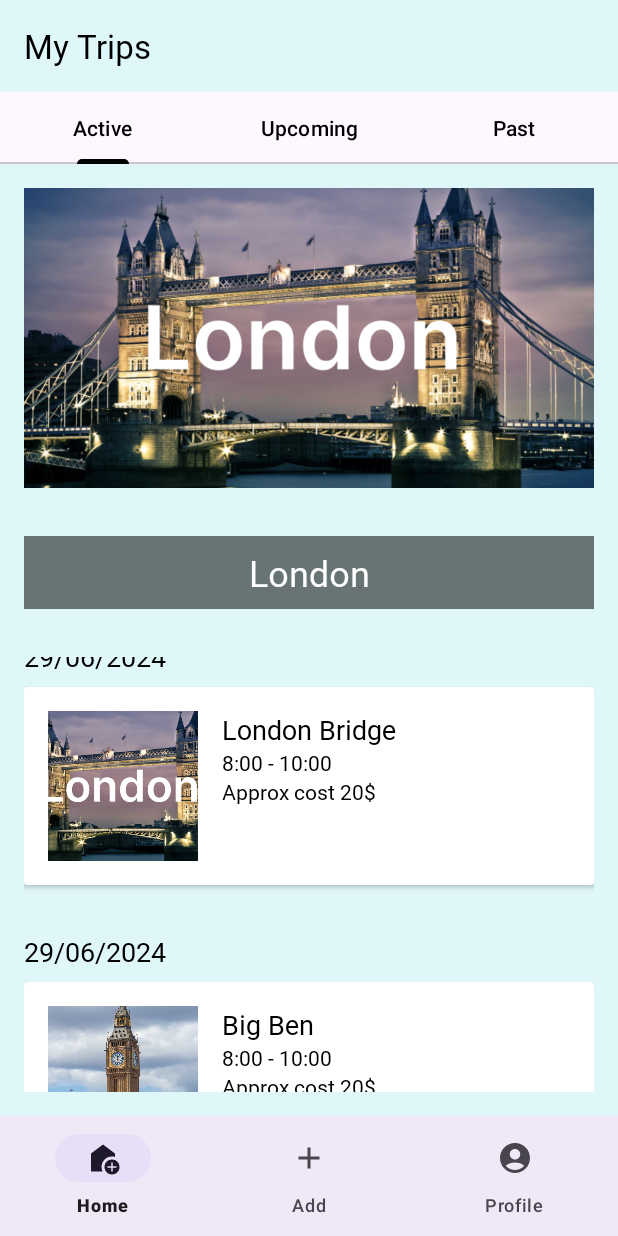
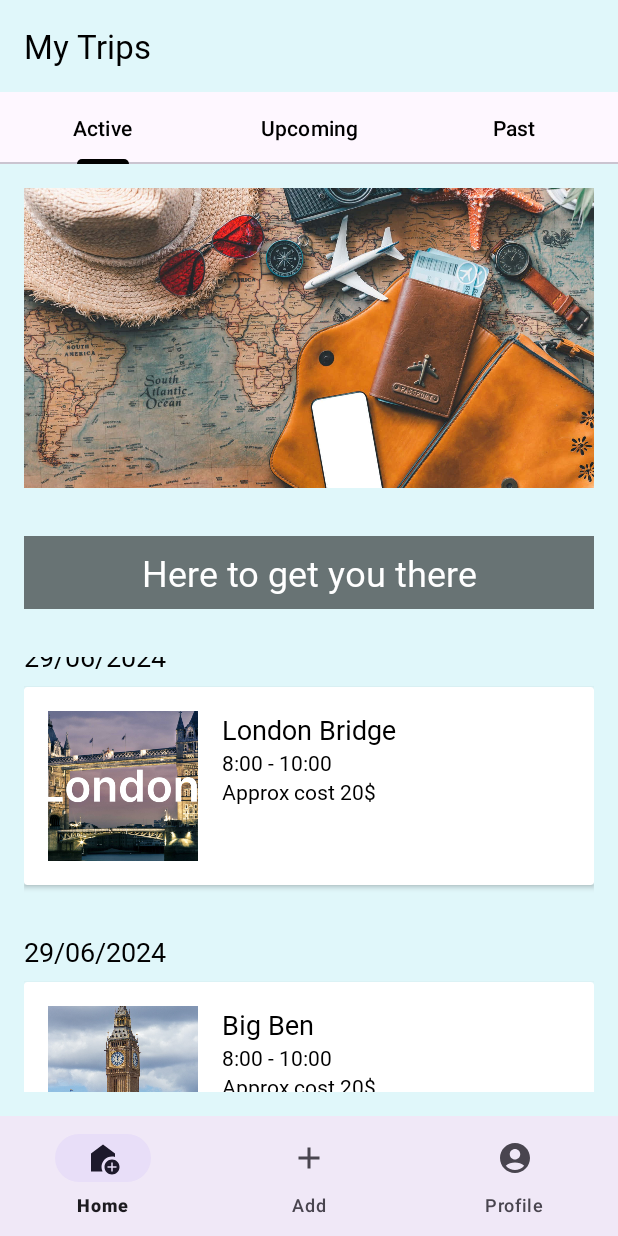
Before and after one commit to sanjanas01/Holidaze, an Android app: the ItineraryActivity screen opened directly, with no data from a screen before it, scrolled down 225 dp, on a phone screen of 412 x 824 dp. Run offline under Robolectric (Android 15) with nearby library versions, the phone set to English and light mode, and no system bars.

Commit message:
Generic image in Itinerary and overview page

```diff
--- a/app/src/main/java/com/example/travel/JourneyActivity.kt
+++ b/app/src/main/java/com/example/travel/JourneyActivity.kt
@@ -7,6 +7,7 @@ import android.widget.Toast
 import androidx.appcompat.app.AppCompatActivity
 import java.util.*
 import android.widget.EditText
+import com.google.android.material.bottomnavigation.BottomNavigationView
 import com.google.firebase.auth.FirebaseAuth
 import com.google.firebase.firestore.FirebaseFirestore
 
@@ -60,7 +61,8 @@ class JourneyActivity : AppCompatActivity()
                 navigateToOverviewPage()
             }
         }
-
+        val bottomNavigationView: BottomNavigationView = findViewById(R.id.bottomNavigationView)
+        BottomNavigation.setupBottomNavigation(this, bottomNavigationView)
     }
 
 
--- a/app/src/main/res/layout/activity_itinerary.xml
+++ b/app/src/main/res/layout/activity_itinerary.xml
@@ -50,7 +50,7 @@
         android:layout_width="match_parent"
         android:layout_height="200dp"
         android:scaleType="centerCrop"
-        android:src="@drawable/london_image"
+        android:src="@drawable/travel"
         android:layout_margin="16dp"/>
 
     <TextView
@@ -59,7 +59,7 @@
         android:layout_height="wrap_content"
         android:layout_gravity="center"
         android:layout_margin="16dp"
-        android:text="London"
+        android:text="Here to get you there"
         android:fontFamily="@font/jua_regular"
         android:textAlignment="center"
         android:textColor="#FFF"
--- a/app/src/main/res/layout/activity_trip_overview.xml
+++ b/app/src/main/res/layout/activity_trip_overview.xml
@@ -13,7 +13,7 @@
         app:layout_constraintEnd_toEndOf="parent"
         app:layout_constraintStart_toStartOf="parent"
         app:layout_constraintTop_toTopOf="parent"
-        android:src="@drawable/london_image" />
+        android:src="@drawable/travel" />
 
     <ImageView
         android:id="@+id/icBackground"
```
Also changed, not shown: app/src/main/res/drawable/travel.png (added).
